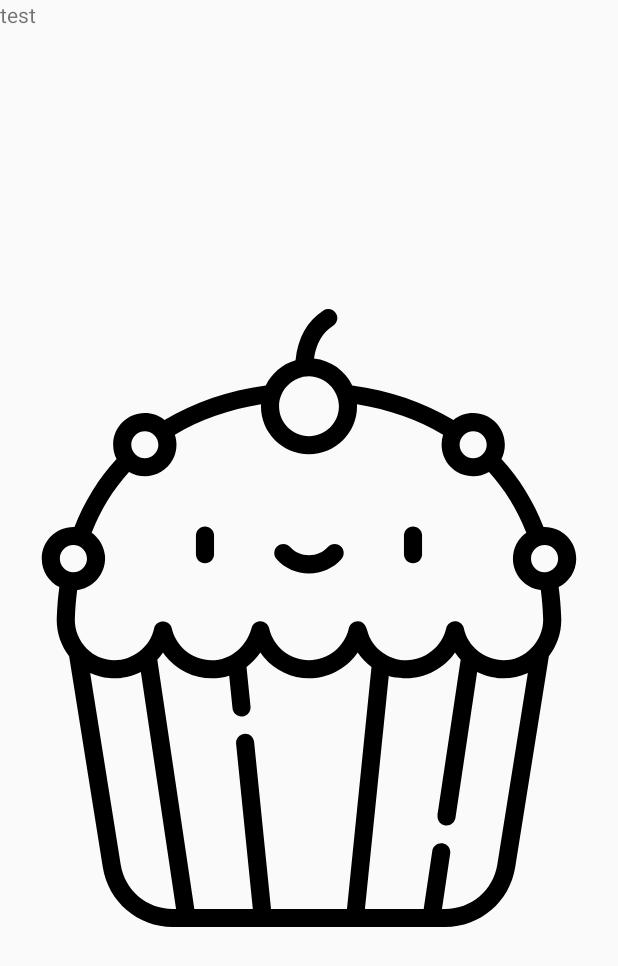
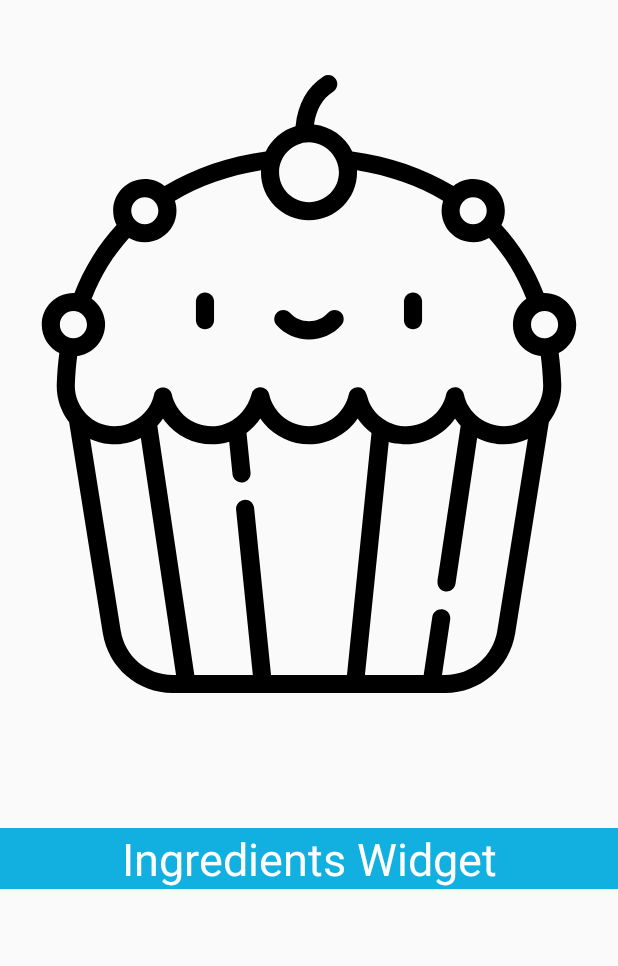
Before and after one commit to abdullah10182/baking-app, an Android app: the layout recipe_widget_provider.xml on its own in the app's theme, with its tools: preview values and no code run, on a phone screen of 412 x 824 dp. Shown: the top 966 px of the screen. Run offline under Robolectric (Android 15) with nearby library versions, the phone set to English and light mode, and no system bars.

Commit message:
latest widget changes

```diff
--- a/app/src/main/java/com/example/bakingapp/activities/RecipeDetailActivity.java
+++ b/app/src/main/java/com/example/bakingapp/activities/RecipeDetailActivity.java
@@ -88,6 +88,13 @@ public class RecipeDetailActivity extends AppCompatActivity {
 
         Intent mIntent = getIntent();
         String jsonSelectedRecipe = mIntent.getStringExtra("recipe");
+        if(jsonSelectedRecipe == null){
+            mRecipe = new Recipe();
+            mSteps = new ArrayList<Step>();
+            mStep = new Step(0, "null", "null", "", "");
+            mIngredients = new ArrayList<Ingredient>();
+            return;
+        }
         mRecipe = gson.fromJson(jsonSelectedRecipe, Recipe.class);
         mSteps = mRecipe.getSteps();
         mStep =(Step) mIntent.getSerializableExtra("step");
--- a/app/src/main/res/layout/recipe_widget_provider.xml
+++ b/app/src/main/res/layout/recipe_widget_provider.xml
@@ -3,15 +3,26 @@
     android:layout_height="match_parent"
     android:padding="@dimen/widget_margin">
 
-    <ImageView
-        android:id="@+id/iv_widget_cupcake_image"
-        android:layout_width="match_parent"
-        android:src="@drawable/ic_cupcake_outline"
-        android:layout_height="match_parent"/>
-    <TextView
+    <LinearLayout
         android:layout_width="match_parent"
         android:layout_height="match_parent"
-        android:text="test"/>
+        android:orientation="vertical">
+
+        <ImageView
+            android:id="@+id/iv_widget_cupcake_image"
+            android:layout_width="wrap_content"
+            android:src="@drawable/ic_cupcake_outline"
+            android:layout_height="wrap_content"/>
+        <TextView
+            android:layout_width="match_parent"
+            android:layout_height="wrap_content"
+            android:textSize="30sp"
+            android:layout_marginTop="40dp"
+            android:gravity="center"
+            android:textColor="#fff"
+            android:background="@color/colorPrimary"
+            android:text="Ingredients Widget"/>
+    </LinearLayout>
 
 
 </RelativeLayout>
```
